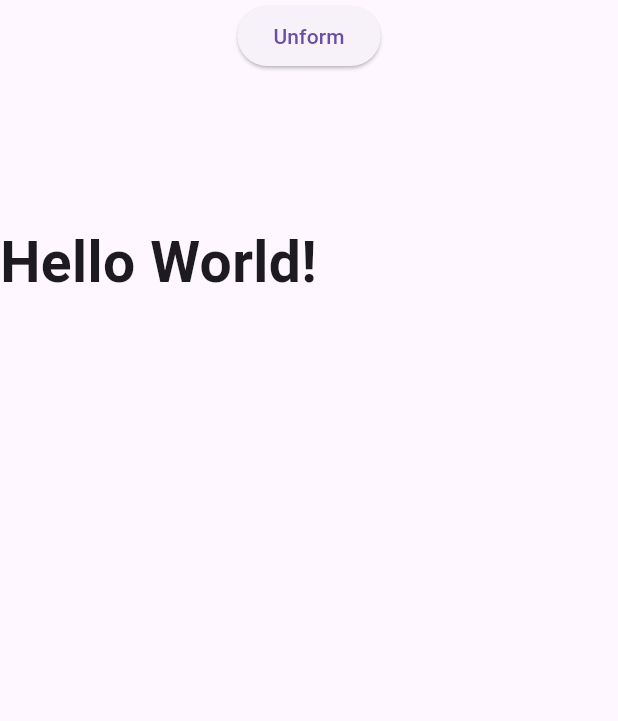
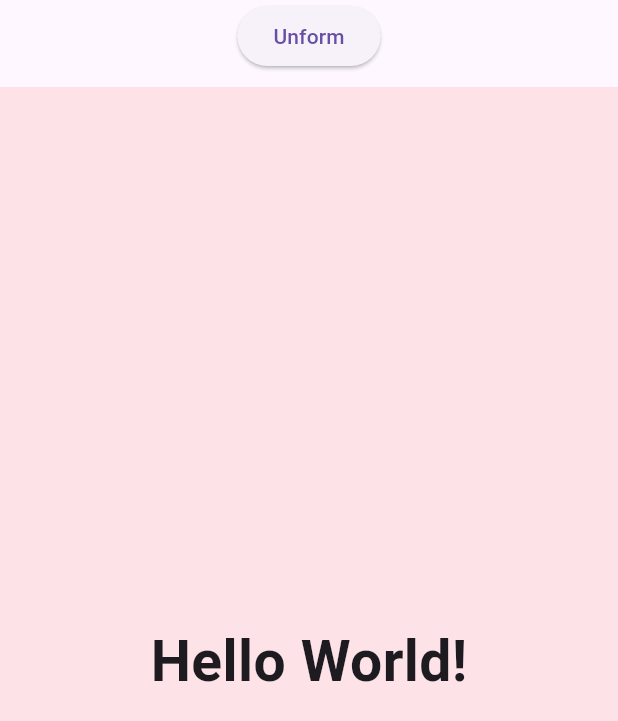
Before and after one commit to TimeLord2010/particle_reform, a Flutter app: the screen it shows after launch, after a tap on "Form", on a phone screen of 412 x 824 dp. Shown: the top 721 px of the screen. Run offline on Flutter 3.47's test engine with Material 3 defaults, Android fonts, the phone set to English and light mode, and no system bars.

```diff
--- a/example/lib/main.dart
+++ b/example/lib/main.dart
@@ -30,17 +30,24 @@ class _MainAppState extends State<MainApp> {
                 },
                 child: Text(isFormed ? 'Unform' : 'Form'),
               ),
-              SizedBox(height: 100),
+              SizedBox(height: 10),
               Expanded(
-                child: SizedBox(
-                  width: 500,
+                child: Container(
+                  color: const Color.fromARGB(30, 244, 67, 54),
                   child: ParticleReform(
                     isFormed: isFormed,
-                    child: Text(
-                      'Hello World!',
-                      style: TextStyle(
-                        fontSize: 38,
-                        fontWeight: FontWeight.bold,
+                    maxDistance: 500,
+                    child: Center(
+                      child: Padding(
+                        key: ValueKey('text'),
+                        padding: const EdgeInsets.all(8.0),
+                        child: Text(
+                          'Hello World!',
+                          style: TextStyle(
+                            fontSize: 38,
+                            fontWeight: FontWeight.bold,
+                          ),
+                        ),
                       ),
                     ),
                   ),
--- a/lib/particle_reform.dart
+++ b/lib/particle_reform.dart
@@ -15,10 +15,12 @@ class ParticleReform extends StatefulWidget {
     super.key,
     required this.child,
     required this.isFormed,
+    this.maxDistance = 100,
   });
 
   final Widget child;
   final bool isFormed;
+  final double maxDistance;
 
   @override
   State<ParticleReform> createState() => _ParticleReformState();
@@ -91,7 +93,8 @@ class _ParticleReformState extends State<ParticleReform>
 
   @override
   Widget build(BuildContext context) {
-    return LayoutBuilder(
+    return ClipRRect(
+      child: LayoutBuilder(
         builder: (context, constraints) {
           // Trigger a capture once layout is available
           if (!_isCapturing && (_imageBytes == null)) {
@@ -151,6 +154,7 @@ class _ParticleReformState extends State<ParticleReform>
             },
           );
         },
+      ),
     );
   }
 
@@ -244,8 +248,8 @@ class _ParticleReformState extends State<ParticleReform>
         final color = Color.fromARGB(a, r, g, b);
 
         // Precompute a scatter offset so each particle moves deterministically during animation
-        final scatterX = (_random.nextDouble() - 0.5) * 100;
-        final scatterY = (_random.nextDouble() - 0.5) * 100;
+        final scatterX = (_random.nextDouble() - 0.5) * widget.maxDistance;
+        final scatterY = (_random.nextDouble() - 0.5) * widget.maxDistance;
 
         final particle = Particle(
           originalPosition: Offset(x * particleSize, y * particleSize),
```
Lines whose indentation alone changed are shown as unchanged.
